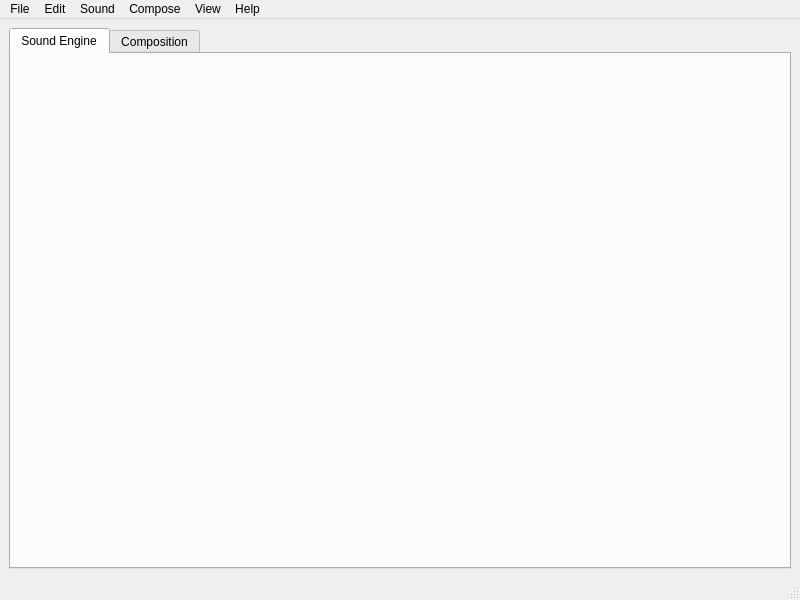
This is calamusmain.ui in nimusd/Calamus as Qt 5 draws it before an edit. The edited form follows.
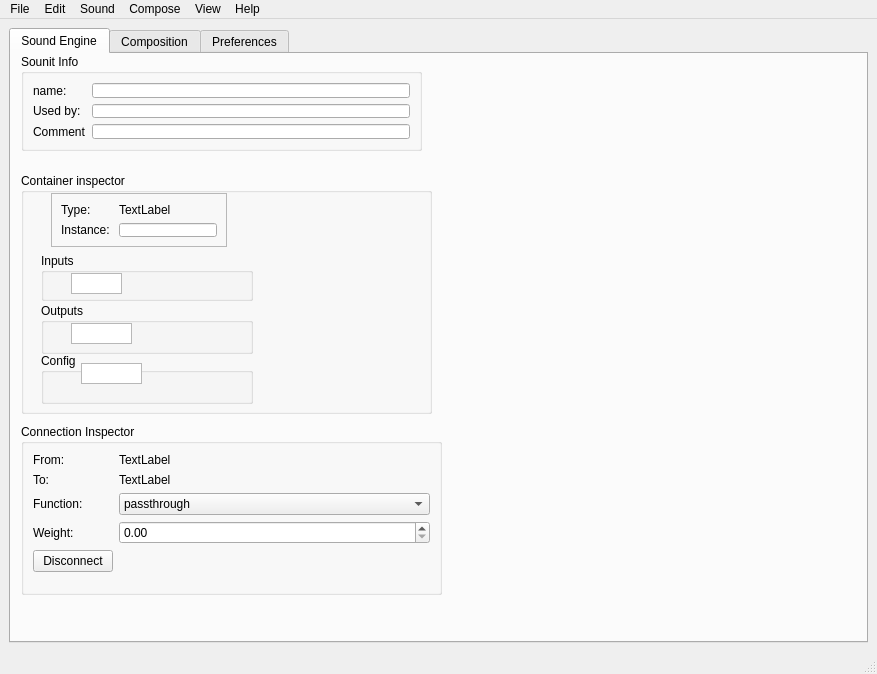
This is the edited form. The open tabs and pages were chosen to show the change.

Commit message: soundengine tab

Patch:
```diff
--- a/calamusmain.ui
+++ b/calamusmain.ui
@@ -6,8 +6,8 @@
    <rect>
     <x>0</x>
     <y>0</y>
-    <width>800</width>
-    <height>600</height>
+    <width>877</width>
+    <height>674</height>
    </rect>
   </property>
   <property name="windowTitle">
@@ -24,12 +24,291 @@
        <attribute name="title">
         <string>Sound Engine</string>
        </attribute>
+       <widget class="QGroupBox" name="groupSounitInfo">
+        <property name="geometry">
+         <rect>
+          <x>10</x>
+          <y>0</y>
+          <width>401</width>
+          <height>97</height>
+         </rect>
+        </property>
+        <property name="title">
+         <string>Sounit Info</string>
+        </property>
+        <layout class="QFormLayout" name="formLayout_2">
+         <item row="0" column="0">
+          <widget class="QLabel" name="label">
+           <property name="text">
+            <string>name:</string>
+           </property>
+          </widget>
+         </item>
+         <item row="0" column="1">
+          <widget class="QLineEdit" name="editSounitName"/>
+         </item>
+         <item row="1" column="0">
+          <widget class="QLabel" name="label_2">
+           <property name="text">
+            <string>Used by:</string>
+           </property>
+          </widget>
+         </item>
+         <item row="1" column="1">
+          <widget class="QLineEdit" name="editSounitUsedBy">
+           <property name="readOnly">
+            <bool>true</bool>
+           </property>
+          </widget>
+         </item>
+         <item row="2" column="0">
+          <widget class="QLabel" name="label_3">
+           <property name="text">
+            <string>Comment</string>
+           </property>
+          </widget>
+         </item>
+         <item row="2" column="1">
+          <widget class="QLineEdit" name="editSounitComment"/>
+         </item>
+        </layout>
+       </widget>
+       <widget class="QGroupBox" name="groupConnectionInspector">
+        <property name="geometry">
+         <rect>
+          <x>10</x>
+          <y>370</y>
+          <width>421</width>
+          <height>171</height>
+         </rect>
+        </property>
+        <property name="title">
+         <string>Connection Inspector</string>
+        </property>
+        <layout class="QFormLayout" name="formLayout_3">
+         <item row="0" column="0">
+          <widget class="QLabel" name="label_6">
+           <property name="text">
+            <string>From:</string>
+           </property>
+          </widget>
+         </item>
+         <item row="0" column="1">
+          <widget class="QLabel" name="labelConnectionFrom">
+           <property name="text">
+            <string>TextLabel</string>
+           </property>
+          </widget>
+         </item>
+         <item row="1" column="0">
+          <widget class="QLabel" name="label_7">
+           <property name="text">
+            <string>To:</string>
+           </property>
+          </widget>
+         </item>
+         <item row="1" column="1">
+          <widget class="QLabel" name="labelConnectionTo">
+           <property name="text">
+            <string>TextLabel</string>
+           </property>
+          </widget>
+         </item>
+         <item row="2" column="0">
+          <widget class="QLabel" name="label_8">
+           <property name="text">
+            <string>Function:</string>
+           </property>
+          </widget>
+         </item>
+         <item row="2" column="1">
+          <widget class="QComboBox" name="comboConnectionFunction">
+           <item>
+            <property name="text">
+             <string>passthrough</string>
+            </property>
+           </item>
+           <item>
+            <property name="text">
+             <string>add</string>
+            </property>
+           </item>
+           <item>
+            <property name="text">
+             <string>multiply</string>
+            </property>
+           </item>
+           <item>
+            <property name="text">
+             <string>substract</string>
+            </property>
+           </item>
+           <item>
+            <property name="text">
+             <string>replace</string>
+            </property>
+           </item>
+           <item>
+            <property name="text">
+             <string>modulate</string>
+            </property>
+           </item>
+          </widget>
+         </item>
+         <item row="3" column="0">
+          <widget class="QLabel" name="label_9">
+           <property name="text">
+            <string>Weight:</string>
+           </property>
+          </widget>
+         </item>
+         <item row="3" column="1">
+          <widget class="QDoubleSpinBox" name="spinConnectionWeight"/>
+         </item>
+         <item row="4" column="0">
+          <widget class="QPushButton" name="buttonDisconnect">
+           <property name="text">
+            <string>Disconnect</string>
+           </property>
+          </widget>
+         </item>
+        </layout>
+       </widget>
+       <widget class="QGroupBox" name="groupContainerInspector">
+        <property name="geometry">
+         <rect>
+          <x>10</x>
+          <y>119</y>
+          <width>411</width>
+          <height>241</height>
+         </rect>
+        </property>
+        <property name="title">
+         <string>Container inspector</string>
+        </property>
+        <widget class="QFrame" name="frame_2">
+         <property name="geometry">
+          <rect>
+           <x>30</x>
+           <y>20</y>
+           <width>176</width>
+           <height>54</height>
+          </rect>
+         </property>
+         <property name="frameShape">
+          <enum>QFrame::Shape::StyledPanel</enum>
+         </property>
+         <property name="frameShadow">
+          <enum>QFrame::Shadow::Raised</enum>
+         </property>
+         <layout class="QFormLayout" name="formLayout">
+          <item row="0" column="0">
+           <widget class="QLabel" name="label_4">
+            <property name="text">
+             <string>Type: </string>
+            </property>
+           </widget>
+          </item>
+          <item row="0" column="1">
+           <widget class="QLabel" name="labelContainerType">
+            <property name="text">
+             <string>TextLabel</string>
+            </property>
+           </widget>
+          </item>
+          <item row="1" column="0">
+           <widget class="QLabel" name="label_5">
+            <property name="text">
+             <string>Instance: </string>
+            </property>
+           </widget>
+          </item>
+          <item row="1" column="1">
+           <widget class="QLineEdit" name="editInstanceName"/>
+          </item>
+         </layout>
+        </widget>
+        <widget class="QGroupBox" name="groupInputs">
+         <property name="geometry">
+          <rect>
+           <x>20</x>
+           <y>80</y>
+           <width>212</width>
+           <height>48</height>
+          </rect>
+         </property>
+         <property name="title">
+          <string>Inputs</string>
+         </property>
+         <widget class="QListWidget" name="listWidget">
+          <property name="geometry">
+           <rect>
+            <x>30</x>
+            <y>20</y>
+            <width>51</width>
+            <height>21</height>
+           </rect>
+          </property>
+         </widget>
+        </widget>
+        <widget class="QGroupBox" name="groupOutputs">
+         <property name="geometry">
+          <rect>
+           <x>20</x>
+           <y>130</y>
+           <width>212</width>
+           <height>51</height>
+          </rect>
+         </property>
+         <property name="title">
+          <string>Outputs</string>
+         </property>
+         <widget class="QListWidget" name="listWidget_2">
+          <property name="geometry">
+           <rect>
+            <x>30</x>
+            <y>20</y>
+            <width>61</width>
+            <height>21</height>
+           </rect>
+          </property>
+         </widget>
+        </widget>
+        <widget class="QGroupBox" name="groupConfig">
+         <property name="geometry">
+          <rect>
+           <x>20</x>
+           <y>180</y>
+           <width>212</width>
+           <height>51</height>
+          </rect>
+         </property>
+         <property name="title">
+          <string>Config</string>
+         </property>
+         <widget class="QListWidget" name="listWidget_3">
+          <property name="geometry">
+           <rect>
+            <x>40</x>
+            <y>10</y>
+            <width>61</width>
+            <height>21</height>
+           </rect>
+          </property>
+         </widget>
+        </widget>
+       </widget>
       </widget>
       <widget class="QWidget" name="CompositionTab">
        <attribute name="title">
         <string>Composition</string>
        </attribute>
       </widget>
+      <widget class="QWidget" name="preferencesTab">
+       <attribute name="title">
+        <string>Preferences</string>
+       </attribute>
+      </widget>
      </widget>
     </item>
    </layout>
@@ -39,7 +318,7 @@
     <rect>
      <x>0</x>
      <y>0</y>
-     <width>800</width>
+     <width>877</width>
      <height>18</height>
     </rect>
    </property>
```
Left out of the diff: 12 changed lines with no effect on the pictures. The commit also changes 7 other files.
